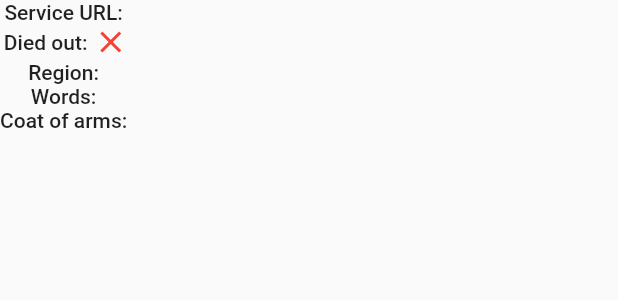
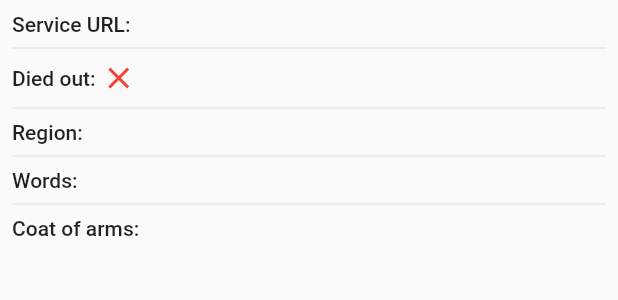
Before and after one commit to GwaedGlas/codingchallenge_redandroid, a Flutter app: the DetailsContent widget shown alone on an empty page, opened directly with empty values, on a phone screen of 412 x 824 dp. Shown: the top 300 px of the screen. Run offline on Flutter 3.47's test engine with Material 2 defaults, Android fonts, the phone set to English and light mode, and no system bars; our stand-ins replace bloc, dio, flutter_bloc, retrofit; generated files the repository leaves out were written again; network calls fail.

Commit message:
Added Padding to details page and gave details a maximum width (corresponding to the left space)

```diff
--- a/lib/screens/details/widgets/details_content.dart
+++ b/lib/screens/details/widgets/details_content.dart
@@ -4,45 +4,70 @@ import '../../../service/houses/data/house.dart';
 
 class DetailsContent extends StatelessWidget {
   final House house;
+
   const DetailsContent({super.key, required this.house});
 
   @override
   Widget build(BuildContext context) {
-    return Column(
+    return Padding(
+      padding: const EdgeInsets.all(8.0),
+      child: Column(
+        crossAxisAlignment: CrossAxisAlignment.start,
+        children: [
+          _buildTextInformation(context, "Service URL", house.url),
+          Divider(),
+          _buildBooleanInformation(context, "Died out", house.diedOut.isNotEmpty),
+          Divider(),
+          _buildTextInformation(context, "Region", house.region),
+          Divider(),
+          _buildTextInformation(context, "Words", house.words),
+          Divider(),
+          _buildTextInformation(context, "Coat of arms", house.coatOfArms),
+        ],
+      ),
+    );
+  }
+
+  Widget _buildTextInformation(
+      BuildContext context, String title, String details) {
+    return Row(
+      mainAxisSize: MainAxisSize.min,
       children: [
-        _buildTextInformation(context, "Service URL", house.url),
-        _buildBooleanInformation(context, "Died out", house.diedOut.isNotEmpty),
-        _buildTextInformation(context, "Region", house.region),
-        _buildTextInformation(context, "Words", house.words),
-        _buildTextInformation(context, "Coat of arms", house.coatOfArms),
+        Text(
+          "$title: ",
+          style: Theme.of(context).textTheme.bodyLarge,
+        ),
+        Flexible(child: Text(details)),
       ],
     );
   }
 
-  Widget _buildTextInformation(BuildContext context, String title, String details) {
+  Widget _buildBooleanInformation(
+      BuildContext context, String title, bool check) {
     return Row(
       mainAxisSize: MainAxisSize.min,
       children: [
-        Text("$title: ", style: Theme.of(context).textTheme.bodyLarge,),
-        Text(details),
-      ],
-    );
-  }
-
-  Widget _buildBooleanInformation(BuildContext context, String title, bool check) {
-    return Row(
-      mainAxisSize: MainAxisSize.min,
-      children: [
-        Text("$title: ", style: Theme.of(context).textTheme.bodyLarge,),
-        _getBooleanIcon(check)
+        Text(
+          "$title: ",
+          style: Theme.of(context).textTheme.bodyLarge,
+        ),
+        Flexible(
+          child: _getBooleanIcon(check),
+        ),
       ],
     );
   }
 
   Icon _getBooleanIcon(bool check) {
-    if(check) {
-      return const Icon(Icons.check, color: Colors.green,);
+    if (check) {
+      return const Icon(
+        Icons.check,
+        color: Colors.green,
+      );
     }
-    return const Icon(Icons.close, color: Colors.red,);
+    return const Icon(
+      Icons.close,
+      color: Colors.red,
+    );
   }
 }
```
